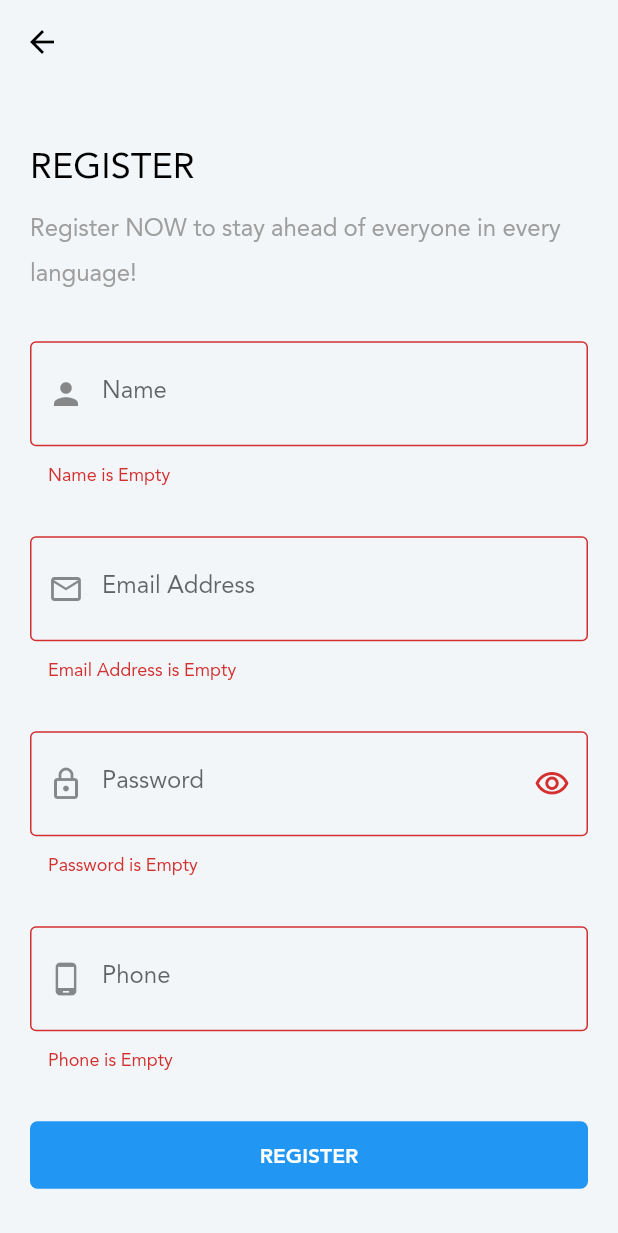
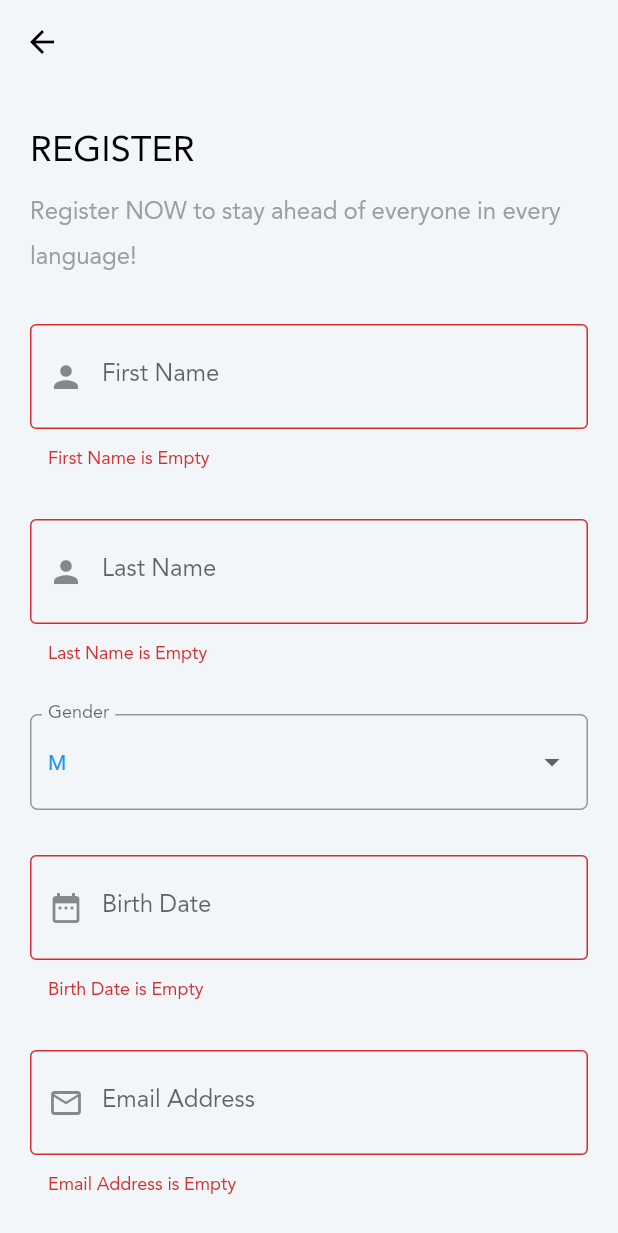
Before and after one commit to ManuelEcardo/JuniorProject, a Flutter app: the RegisterScreen screen opened directly, after a tap on "REGISTER", on a phone screen of 412 x 824 dp. Shown: the top 1233 px of the screen. Run offline on Flutter 3.47's test engine with Material 2 defaults, Android fonts, the phone set to English and light mode, and no system bars; our stand-ins replace animated_splash_screen, audioplayers, bloc, carousel_slider, chewie, conditional_builder_null_safety and 10 more; missing offline and left inert: material_dialogs, selectable, string_extensions, subtitle_wrapper_package, swipedetector_nullsafety; accounts and stored records are empty; project files that could hold a hidden picture were left out.

Commit message:
Started to build models

```diff
--- a/lib/main.dart
+++ b/lib/main.dart
@@ -9,6 +9,7 @@ import 'package:juniorproj/modules/on_boarding/on_boarding_screen.dart';
 import 'package:juniorproj/shared/bloc_observer.dart';
 import 'package:juniorproj/shared/components/constants.dart';
 import 'package:juniorproj/shared/network/local/cache_helper.dart';
+import 'package:juniorproj/shared/network/remote/main_dio_helper.dart';
 import 'package:juniorproj/shared/network/remote/merriam_dio_helper.dart';
 import 'package:juniorproj/shared/styles/colors.dart';
 import 'package:juniorproj/shared/styles/themes.dart';
@@ -23,6 +24,8 @@ void main() async {
   Bloc.observer = MyBlocObserver(); //Running Bloc Observer which prints change in states and errors etc...  in console
 
   MerriamDioHelper.init();  //Initializing  Merriam Dio Helper
+
+  MainDioHelper.init();  //Initializing Main Dio Helper to get user data and app data.
 
   await CacheHelper.init(); //Starting CacheHelper, await for it since there is async,await in .init().
 
--- /dev/null
+++ b/lib/models/MainModel/login_model.dart
@@ -0,0 +1,35 @@
+class LoginModel {
+  User? user;
+  String? token;
+
+
+  LoginModel.fromJson(Map<String, dynamic> json) {
+    user = User.fromJson(json['user']);
+    token = json['token'];
+  }
+
+}
+
+class User {
+  int? id;
+  String? firstName;
+  String? lastName;
+  String? gender;
+  String? birthDate;
+  String? userPhoto;
+  String? email;
+  int? roleId;
+
+
+  User.fromJson(Map<String, dynamic> json) {
+    id = json['id'];
+    firstName = json['first_name'];
+    lastName = json['last_name'];
+    gender = json['gender'];
+    birthDate = json['birth_date'];
+    userPhoto = json['user_photo'];
+    email = json['email'];
+    roleId = json['role_id'];
+  }
+
+}
--- /dev/null
+++ b/lib/models/MainModel/register_model.dart
@@ -0,0 +1,32 @@
+class RegisterModel {
+  User? user;
+  String? token;
+
+  RegisterModel.fromJson(Map<String, dynamic> json) {
+    user = User.fromJson(json['user']);
+    token = json['token'];
+  }
+}
+
+class User {
+  int? id;
+  String? firstName;
+  String? lastName;
+  String? gender;
+  String? birthDate;
+//  String? userPhoto;
+  String? email;
+  int? roleId;
+
+  User.fromJson(Map<String, dynamic> json) {
+    id = json['id'];
+    firstName = json['first_name'];
+    lastName = json['last_name'];
+    gender = json['gender'];
+    birthDate = json['birth_date'];
+    // userPhoto = json['user_photo'];
+    email = json['email'];
+    roleId = json['role_id'];
+  }
+
+}
--- a/lib/modules/Login/cubit/cubit.dart
+++ b/lib/modules/Login/cubit/cubit.dart
@@ -30,7 +30,7 @@ class LoginCubit extends Cubit<LoginStates>
   // })
   // {
   //   emit(LoginLoadingState());
-  //   DioHelper.postData(
+  //   MainDioHelper.postData(
   //     url: LOGIN,
   //     data:
   //     {
@@ -39,9 +39,8 @@ class LoginCubit extends Cubit<LoginStates>
   //     },
   //   ).then((value)  //when we get the data.
   //   {
-  //     print('bfff');
   //     print(value.data);
-  //     loginModel=ShopLoginModel?.fromJson(value.data);
+  //     loginModel=LoginModel?.fromJson(value.data);
   //     emit(ShopLoginSuccessState(loginModel!));
   //   }
   //     ).catchError((error)
--- a/lib/modules/Login/login_screen.dart
+++ b/lib/modules/Login/login_screen.dart
@@ -43,7 +43,7 @@ class LoginScreen extends StatelessWidget {
           //       CacheHelper.saveData(key: 'token', value: state.loginModel.data?.token).then((value)  //to save the token, so I have logged in and moved to home page.
           //       {
           //         token=state.loginModel.data!.token!;  //To renew the token if I logged out and went in again.
-          //         navigateAndFinish(context, const Layout());
+          //         navigateAndFinish(context, const HomeLayout());
           //       });
           //     }
           //     else
--- a/lib/modules/VideoPlayer/videoPlayer.dart
+++ b/lib/modules/VideoPlayer/videoPlayer.dart
@@ -457,7 +457,6 @@ class _VideoGetterState extends State<VideoGetter> with WidgetsBindingObserver {
 }
 
 
-
 // enum ExampleSubtitleLanguage {
 //   english,
 //   spanish,
--- a/lib/modules/register/cubit/states.dart
+++ b/lib/modules/register/cubit/states.dart
@@ -1,3 +1,5 @@
+
+import 'package:juniorproj/models/MainModel/register_model.dart';
 
 abstract class RegisterStates {}
 
@@ -6,7 +8,11 @@ class RegisterInitialState extends RegisterStates{}
 class RegisterLoadingState extends RegisterStates{}
 
 class RegisterSuccessState extends RegisterStates
-{}
+{
+  final RegisterModel registerModel;
+
+  RegisterSuccessState(this.registerModel);
+}
 
 class RegisterErrorState extends RegisterStates
 {
--- a/lib/modules/register/register_screen.dart
+++ b/lib/modules/register/register_screen.dart
@@ -1,18 +1,34 @@
 import 'package:flutter/material.dart';
 import 'package:conditional_builder_null_safety/conditional_builder_null_safety.dart';
 import 'package:flutter_bloc/flutter_bloc.dart';
+import 'package:intl/intl.dart';
 import 'package:juniorproj/layout/home_layout.dart';
 import 'package:juniorproj/modules/register/cubit/cubit.dart';
 import 'package:juniorproj/modules/register/cubit/states.dart';
 import 'package:juniorproj/shared/components/components.dart';
+import 'package:juniorproj/shared/styles/colors.dart';
 
-class RegisterScreen extends StatelessWidget {
 
-  var nameController= TextEditingController();
+class RegisterScreen extends StatefulWidget {
+
+  @override
+  State<RegisterScreen> createState() => _RegisterScreenState();
+}
+
+class _RegisterScreenState extends State<RegisterScreen> {
+  var firstNameController= TextEditingController();
+  var lastNameController= TextEditingController();
+
   var phoneController= TextEditingController();
   var emailController= TextEditingController();
+
   var passwordController= TextEditingController();
+  var birthDateController= TextEditingController();
+
   var formKey= GlobalKey<FormState>();
+
+  List<String> listOfGenders = ['M','F'];
+  String currentGender='M';  //User's Gender.
 
   @override
   Widget build(BuildContext context) {
@@ -23,28 +39,28 @@ class RegisterScreen extends StatelessWidget {
         {
           // if(state is RegisterSuccessState)  //The Right way of handling the api, here if login is successful and there is such record then it will print message and token, else message only since there is no token.
           //     {
-          //   if(state.loginModel.status == true)
+          //   if(state.registerModel.status == true)
           //   {
-          //     print(state.loginModel.message);
-          //     print(state.loginModel.data?.token);
+          //     print(state.registerModel.message);
+          //     print(state.registerModel.data?.token);
           //
           //     await DefaultToast(
-          //         msg: '${state.loginModel.message}',
+          //         msg: '${state.registerModel.message}',
           //         state: ToastStates.SUCCESS,
           //     );
           //
-          //     CacheHelper.saveData(key: 'token', value: state.loginModel.data?.token).then((value)  //to save the token, so I have logged in and moved to home page.
+          //     CacheHelper.saveData(key: 'token', value: state.registerModel.data?.token).then((value)  //to save the token, so I have logged in and moved to home page.
           //     {
-          //       token=state.loginModel.data!.token!;  //To renew the token if I logged out and went in again.
-          //       navigateAndFinish(context, const Layout());
+          //       token=state.registerModel.data!.token!;  //To renew the token if I logged out and went in again.
+          //       navigateAndFinish(context, const HomeLayout());
           //     });
           //   }
           //   else
           //   {
-          //     print(state.loginModel.message);
+          //     print(state.registerModel.message);
           //
           //     await DefaultToast(
-          //         msg: '${state.loginModel.message}',
+          //         msg: '${state.registerModel.message}',
           //         state: ToastStates.ERROR,
           //     );
           //   }
@@ -81,16 +97,101 @@ class RegisterScreen extends StatelessWidget {
 
                         const SizedBox(height: 30,),
 
+                        //First Name
                         defaultFormField(
-                            controller: nameController,
+                            controller: firstNameController,
                             keyboard: TextInputType.name,
-                            label: 'Name',
+                            label: 'First Name',
                             prefix: Icons.person,
                             validate: (String? value)
                             {
                               if(value!.isEmpty)
                               {
-                                return 'Name is Empty';
+                                return 'First Name is Empty';
+                              }
+                              return null;
+                            }
+                        ),
+
+                        const SizedBox(height: 30,),
+
+                        //Last Name
+                        defaultFormField(
+                            controller: lastNameController,
+                            keyboard: TextInputType.name,
+                            label: 'Last Name',
+                            prefix: Icons.person,
+                            validate: (String? value)
+                            {
+                              if(value!.isEmpty)
+                              {
+                                return 'Last Name is Empty';
+                              }
+                              return null;
+                            }
+                        ),
+
+                        const SizedBox(height: 30,),
+
+                        //Gender Drop Down List.
+                        FormField<String>(
+                          builder: (FormFieldState<String> state) {
+                            return InputDecorator(
+                              decoration: InputDecoration(
+                                  errorStyle:const TextStyle(color: Colors.redAccent, fontSize: 16.0),
+                                  labelText: 'Gender',
+                                  border: OutlineInputBorder(borderRadius: BorderRadius.circular(5.0))),
+                              child: DropdownButtonHideUnderline(
+                                child: DropdownButton<String>(
+                                  style: TextStyle(color: defaultColor),
+
+                                  value: currentGender,
+                                  isDense: true,
+                                  onChanged: (newValue) {
+                                    setState(() {
+                                      currentGender = newValue!;
+                                      state.didChange(newValue);
+                                    });
+                                  },
+                                  items: listOfGenders.map((String value) {
+                                    return DropdownMenuItem<String>(
+                                      value: value,
+                                      child: Text(value),
+                                    );
+                                  }).toList(),
+                                ),
+                              ),
+                            );
+                          },
+                        ),
+
+
+                        const SizedBox(height: 30,),
+
+                        //Birth Date
+                        defaultFormField(
+                            controller: birthDateController,
+                            keyboard: TextInputType.datetime,
+                            label: 'Birth Date',
+                            prefix: Icons.date_range,
+                            onTap: ()
+                            {
+                              showDatePicker(
+                                  context: context,
+                                  initialDate: DateTime.now(),
+                                  firstDate: DateTime(1920),
+                                  lastDate: DateTime.now(),
+
+                              ).then((value)
+                              {
+                                birthDateController.text = DateFormat("yyyy-MM-dd").format(value!);  //2011-08-05 DateFormat.yMd().format(value!)
+                              });
+                            },
+                            validate: (String? value)
+                            {
+                              if(value!.isEmpty)
+                              {
+                                return 'Birth Date is Empty';
                               }
                               return null;
                             }
@@ -112,6 +213,7 @@ class RegisterScreen extends StatelessWidget {
                               return null;
                             }
                         ),
+
 
                         const SizedBox(height: 30,),
 
@@ -141,24 +243,6 @@ class RegisterScreen extends StatelessWidget {
 
                         const SizedBox(height: 30,),
 
-
-                        defaultFormField(
-                            controller: phoneController,
-                            keyboard: TextInputType.phone,
-                            label: 'Phone',
-                            prefix: Icons.phone_android,
-                            validate: (String? value)
-                            {
-                              if(value!.isEmpty)
-                              {
-                                return 'Phone is Empty';
-                              }
-                              return null;
-                            }
-                        ),
-
-                        const SizedBox(height: 30,),
-
                         ConditionalBuilder(
                           condition: state is! RegisterLoadingState,
                           fallback: (context)=> const Center(child: CircularProgressIndicator()),
@@ -167,13 +251,15 @@ class RegisterScreen extends StatelessWidget {
                               {
                                 if(formKey.currentState!.validate())
                                 {
-                                  // RegisterCubit.get(context).userRegister(
-                                  //   name: nameController.text,
-                                  //   phone: phoneController.text,
-                                  //   email: emailController.text,
-                                  //   password: passwordController.text,
-                                  // );
-                                  navigateAndFinish(context, HomeLayout());
+                                  RegisterCubit.get(context).userRegister(
+                                    firstname: firstNameController.text,
+                                    lastname: lastNameController.text,
+                                    email: emailController.text,
+                                    password: passwordController.text,
+                                    gender: currentGender,
+                                    birthdate: birthDateController.text,
+                                  );
+                                  navigateAndFinish(context, const HomeLayout());  //Should be removed after connecting with the Database.
                                 }
                               },
                               text: 'Register'),
--- a/lib/shared/network/end_points.dart
+++ b/lib/shared/network/end_points.dart
@@ -0,0 +1,7 @@
+// End Points for Login and Register.
+
+const String localhost='https://261f-217-20-209-118.eu.ngrok.io';
+
+const String LOGIN='login';
+
+const String REGISTER='register';
```
Also changed, not shown: lib/models/MainModel/languages_model.dart (added, +9 -0 lines), lib/models/MainModel/units_model.dart (added, +16 -0 lines), lib/modules/Login/cubit/states.dart (+7 -1 lines), lib/modules/register/cubit/cubit.dart (+41 -32 lines), lib/shared/network/remote/main_dio_helper.dart (added, +71 -0 lines), 1 other file.
